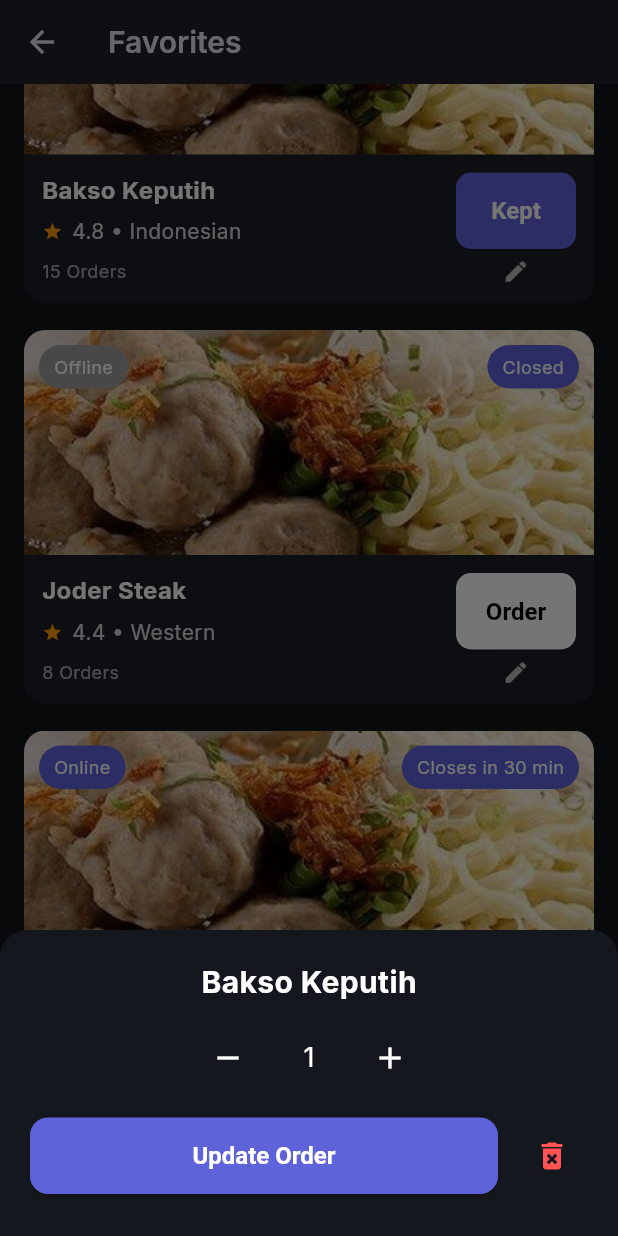
After one commit to Heeeevi/Jastip-Tekber, a Flutter app: the FavoritesScreen screen opened by its route, scrolled down 115 dp, after a tap on "Order", after a tap on the "edit" icon, on a phone screen of 412 x 824 dp. The commit adds this screen. Run offline on Flutter 3.47's test engine with Material 3 defaults, Android fonts, the phone set to English and light mode, and no system bars; our stand-ins replace google_fonts.

Commit message:
tiara favorites_screen up

```diff
--- a/lib/main.dart
+++ b/lib/main.dart
@@ -4,6 +4,8 @@ import 'screens/login_screen.dart';
 import 'screens/sign_up_screen.dart';
 import 'screens/home_screen.dart';
 import 'screens/orders_screen.dart';
+import 'screens/favorites_screen.dart';
+
 
 void main() {
   runApp(const JasTipApp());
@@ -55,6 +57,7 @@ class JasTipApp extends StatelessWidget {
         '/signup': (_) => const SignUpScreen(),
         '/home': (_) => const HomeScreen(),
         '/orders': (_) => const OrdersScreen(),
+        '/favorites': (_) => const FavoritesScreen(),
       },
     );
   }
--- /dev/null
+++ b/lib/screens/favorites_screen.dart
@@ -0,0 +1,536 @@
+import 'package:flutter/material.dart';
+
+class FavoritesScreen extends StatefulWidget {
+  const FavoritesScreen({super.key});
+
+  @override
+  State<FavoritesScreen> createState() => _FavoritesScreenState();
+}
+
+class _FavoritesScreenState extends State<FavoritesScreen> {
+  int currentIndex = 2;
+
+  final List<Map<String, dynamic>> favorites = [
+    {
+      "name": "Bakso Keputih",
+      "rating": "4.8",
+      "category": "Indonesian",
+      "status": "Online",
+      "orders": "15 Orders",
+      "close": "Closes in 45 min",
+      "price": 25000,
+      "image": "assets/images/bakso.jpeg",
+    },
+    {
+      "name": "Joder Steak",
+      "rating": "4.4",
+      "category": "Western",
+      "status": "Offline",
+      "orders": "8 Orders",
+      "close": "Closed",
+      "price": 34000,
+      "image": "assets/images/bakso.jpeg",
+    },
+    {
+      "name": "Mie Korea Hot",
+      "rating": "4.9",
+      "category": "Korean",
+      "status": "Online",
+      "orders": "22 Orders",
+      "close": "Closes in 30 min",
+      "price": 28000,
+      "image": "assets/images/bakso.jpeg",
+    },
+  ];
+
+  late List<bool> ordered;
+  late List<int> qty;
+
+  int totalPrice = 0;
+  int keptItems = 0;
+
+  @override
+  void initState() {
+    super.initState();
+    ordered = List.generate(favorites.length, (_) => false);
+    qty = List.generate(favorites.length, (_) => 0);
+    _recalcTotals();
+  }
+
+  void _onBottomTap(int index) {
+    if (index == currentIndex) return;
+    switch (index) {
+      case 0:
+        Navigator.pushReplacementNamed(context, '/home');
+        break;
+      case 1:
+        Navigator.pushReplacementNamed(context, '/orders');
+        break;
+      case 2:
+        break;
+      case 3:
+        // no chat route yet
+        break;
+    }
+  }
+
+  // ALWAYS recalc totals from qty to avoid incremental mismatch bugs
+  void _recalcTotals() {
+    int t = 0;
+    int k = 0;
+    for (int i = 0; i < favorites.length; i++) {
+      t += (qty[i] * (favorites[i]['price'] as int));
+      if (qty[i] > 0) k++;
+      ordered[i] = qty[i] > 0;
+    }
+    setState(() {
+      totalPrice = t;
+      keptItems = k;
+    });
+  }
+
+  // quick add: user taps Order button -> add 1 directly (keeps)
+  void _quickAdd(int index) {
+    qty[index] += 1;
+    _recalcTotals();
+  }
+
+  // adjust qty by delta (positive or negative)
+  void _changeQty(int index, int delta) {
+    qty[index] = (qty[index] + delta).clamp(0, 999);
+    _recalcTotals();
+  }
+
+  // remove entire item from cart
+  void _removeItem(int index) {
+    qty[index] = 0;
+    _recalcTotals();
+  }
+
+  // Popup to set quantity / update / remove single item
+  void _showItemPopup(int index) {
+    final item = favorites[index];
+    int localQty = qty[index];
+
+    showModalBottomSheet(
+      context: context,
+      isScrollControlled: true,
+      backgroundColor: const Color(0xFF14171D),
+      shape: const RoundedRectangleBorder(
+        borderRadius: BorderRadius.vertical(top: Radius.circular(18)),
+      ),
+      builder: (ctx) {
+        return StatefulBuilder(builder: (ctxLocal, setLocal) {
+          return Padding(
+            padding: EdgeInsets.only(
+              left: 20,
+              right: 20,
+              top: 20,
+              bottom: MediaQuery.of(ctx).viewInsets.bottom + 20,
+            ),
+            child: Column(
+              mainAxisSize: MainAxisSize.min,
+              children: [
+                Text(item['name'],
+                    style: const TextStyle(
+                        fontSize: 20,
+                        fontWeight: FontWeight.bold,
+                        color: Colors.white)),
+                const SizedBox(height: 12),
+                Row(
+                  mainAxisAlignment: MainAxisAlignment.center,
+                  children: [
+                    IconButton(
+                      onPressed: () {
+                        if (localQty > 0) setLocal(() => localQty--);
+                      },
+                      icon: const Icon(Icons.remove, color: Colors.white),
+                    ),
+                    Container(
+                      width: 60,
+                      alignment: Alignment.center,
+                      child: Text(localQty.toString(),
+                          style:
+                              const TextStyle(fontSize: 18, color: Colors.white)),
+                    ),
+                    IconButton(
+                      onPressed: () => setLocal(() => localQty++),
+                      icon: const Icon(Icons.add, color: Colors.white),
+                    ),
+                  ],
+                ),
+                const SizedBox(height: 16),
+                Row(
+                  children: [
+                    Expanded(
+                      child: ElevatedButton(
+                        onPressed: () {
+                          // compute diff and apply
+                          final diff = localQty - qty[index];
+                          if (diff > 0) {
+                            _changeQty(index, diff);
+                          } else if (diff < 0) {
+                            _changeQty(index, diff); // delta negative OK
+                          }
+                          Navigator.of(ctx).pop();
+                        },
+                        style: ElevatedButton.styleFrom(
+                          backgroundColor: const Color(0xFF5F63D9),
+                          minimumSize: const Size(double.infinity, 48),
+                          shape: RoundedRectangleBorder(
+                              borderRadius: BorderRadius.circular(12)),
+                        ),
+                        child: Text(
+                          qty[index] == 0 ? 'Add to Order' : 'Update Order',
+                          style: const TextStyle(
+                              fontSize: 16, fontWeight: FontWeight.w600),
+                        ),
+                      ),
+                    ),
+                    const SizedBox(width: 12),
+                    if (qty[index] > 0)
+                      IconButton(
+                        onPressed: () {
+                          _removeItem(index);
+                          Navigator.of(ctx).pop();
+                        },
+                        icon: const Icon(Icons.delete_forever,
+                            color: Colors.redAccent),
+                      )
+                  ],
+                ),
+                const SizedBox(height: 8),
+              ],
+            ),
+          );
+        });
+      },
+    );
+  }
+
+  // Cart popup (draggable, shows items, supports delete & qty +/-)
+  void _showCartPopup() {
+    showModalBottomSheet(
+      context: context,
+      isScrollControlled: true,
+      backgroundColor: const Color(0xFF14171D),
+      shape: const RoundedRectangleBorder(
+        borderRadius: BorderRadius.vertical(top: Radius.circular(18)),
+      ),
+      builder: (ctx) {
+        return DraggableScrollableSheet(
+          expand: false,
+          initialChildSize: 0.55,
+          minChildSize: 0.3,
+          maxChildSize: 0.95,
+          builder: (_, controller) {
+            return StatefulBuilder(builder: (contextLocal, setLocal) {
+              // build list of indices currently in cart
+              final cartIndexes = <int>[];
+              for (int i = 0; i < favorites.length; i++) {
+                if (qty[i] > 0) cartIndexes.add(i);
+              }
+
+              return Container(
+                padding: const EdgeInsets.symmetric(horizontal: 18, vertical: 14),
+                child: Column(
+                  children: [
+                    Container(
+                      width: 60,
+                      height: 6,
+                      decoration: BoxDecoration(
+                        color: Colors.white24,
+                        borderRadius: BorderRadius.circular(12),
+                      ),
+                    ),
+                    const SizedBox(height: 12),
+                    const Text("Your Cart",
+                        style: TextStyle(
+                            color: Colors.white,
+                            fontSize: 18,
+                            fontWeight: FontWeight.bold)),
+                    const SizedBox(height: 12),
+                    Expanded(
+                      child: cartIndexes.isEmpty
+                          ? const Center(
+                              child: Text("No items in cart",
+                                  style: TextStyle(color: Colors.white70)))
+                          : ListView.builder(
+                              controller: controller,
+                              itemCount: cartIndexes.length,
+                              itemBuilder: (_, idx) {
+                                final i = cartIndexes[idx];
+                                final it = favorites[i];
+                                return Container(
+                                  margin: const EdgeInsets.only(bottom: 12),
+                                  padding: const EdgeInsets.all(8),
+                                  decoration: BoxDecoration(
+                                    color: const Color(0xFF1C1F26),
+                                    borderRadius: BorderRadius.circular(10),
+                                  ),
+                                  child: Row(
+                                    children: [
+                                      ClipRRect(
+                                        borderRadius: BorderRadius.circular(8),
+                                        child: Image.asset(
+                                          it['image'],
+                                          width: 56,
+                                          height: 56,
+                                          fit: BoxFit.cover,
+                                          errorBuilder: (_, __, ___) =>
+                                              Container(width:56, height:56, color: Colors.grey),
+                                        ),
+                                      ),
+                                      const SizedBox(width: 12),
+                                      Expanded(
+                                        child: Column(
+                                          crossAxisAlignment: CrossAxisAlignment.start,
+                                          children: [
+                                            Text(it['name'],
+                                                style: const TextStyle(
+                                                    color: Colors.white)),
+                                            const SizedBox(height: 6),
+                                            Text("Rp ${it['price']}",
+                                                style: const TextStyle(
+                                                    color: Colors.white70,
+                                                    fontSize: 12)),
+                                          ],
+                                        ),
+                                      ),
+                                      // qty controls
+                                      Row(
+                                        children: [
+                                          IconButton(
+                                            icon: const Icon(Icons.remove, color: Colors.white),
+                                            onPressed: () {
+                                              if (qty[i] > 0) {
+                                                _changeQty(i, -1);
+                                                setLocal(() {});
+                                              }
+                                            },
+                                          ),
+                                          Text('${qty[i]}',
+                                              style: const TextStyle(color: Colors.white)),
+                                          IconButton(
+                                            icon: const Icon(Icons.add, color: Colors.white),
+                                            onPressed: () {
+                                              _changeQty(i, 1);
+                                              setLocal(() {});
+                                            },
+                                          ),
+                                          IconButton(
+                                            icon: const Icon(Icons.delete, color: Colors.redAccent),
+                                            onPressed: () {
+                                              _removeItem(i);
+                                              setLocal(() {});
+                                            },
+                                          ),
+                                        ],
+                                      ),
+                                    ],
+                                  ),
+                                );
+                              },
+                            ),
+                    ),
+                    const SizedBox(height: 12),
+                    Row(
+                      mainAxisAlignment: MainAxisAlignment.spaceBetween,
+                      children: [
+                        Text("${keptItems} item(s)",
+                            style: const TextStyle(color: Colors.white70)),
+                        Text("Rp $totalPrice",
+                            style: const TextStyle(
+                                color: Colors.white,
+                                fontSize: 16,
+                                fontWeight: FontWeight.bold)),
+                      ],
+                    ),
+                    const SizedBox(height: 12),
+                    SizedBox(
+                      width: double.infinity,
+                      child: ElevatedButton(
+                        onPressed: cartIndexes.isEmpty
+                            ? null
+                            : () {
+                                Navigator.of(context).pop();
+                                // mock place order
+                                ScaffoldMessenger.of(context).showSnackBar(
+                                  const SnackBar(content: Text('Order placed (mock)')),
+                                );
+                                // reset
+                                setState(() {
+                                  for (int j = 0; j < qty.length; j++) {
+                                    qty[j] = 0;
+                                    ordered[j] = false;
+                                  }
+                                  _recalcTotals();
+                                });
+                              },
+                        style: ElevatedButton.styleFrom(
+                          backgroundColor: const Color(0xFF5F63D9),
+                          padding: const EdgeInsets.symmetric(vertical: 14),
+                          shape: RoundedRectangleBorder(
+                              borderRadius: BorderRadius.circular(12)),
+                        ),
+                        child: Text('Checkout Rp $totalPrice',
+                            style: const TextStyle(
+                                fontSize: 16, fontWeight: FontWeight.w600)),
+                      ),
+                    ),
+                  ],
+                ),
+              );
+            });
+          },
+        );
+      },
+    );
+  }
+
+  PreferredSizeWidget _topBar() => AppBar(
+        backgroundColor: Colors.transparent,
+        elevation: 0,
+        title: const Text("Favorites",
+            style: TextStyle(fontSize: 20, fontWeight: FontWeight.w600)),
+      );
+
+  Widget _favoriteCard(int index) {
+    final item = favorites[index];
+    final isOrdered = ordered[index];
+
+    return Container(
+      margin: const EdgeInsets.only(bottom: 18),
+      decoration: BoxDecoration(
+        color: const Color(0xFF1C1F26),
+        borderRadius: BorderRadius.circular(14),
+      ),
+      child: Column(
+        children: [
+          // Image and badges
+          Stack(
+            children: [
+              ClipRRect(
+                borderRadius: const BorderRadius.vertical(top: Radius.circular(14)),
+                child: Image.asset(
+                  item["image"],
+                  width: double.infinity,
+                  height: 150,
+                  fit: BoxFit.cover,
+                  errorBuilder: (_, __, ___) => Container(height:150, color: Colors.grey),
+                ),
+              ),
+              Positioned(
+                top: 10,
+                left: 10,
+                child: Container(
+                  padding: const EdgeInsets.symmetric(horizontal: 10, vertical: 6),
+                  decoration: BoxDecoration(
+                      color: item['status'] == 'Online' ? const Color(0xFF5F63D9) : Colors.grey,
+                      borderRadius: BorderRadius.circular(20)),
+                  child: Text(item['status'], style: const TextStyle(color: Colors.white, fontSize: 12)),
+                ),
+              ),
+              Positioned(
+                top: 10,
+                right: 10,
+                child: Container(
+                  padding: const EdgeInsets.symmetric(horizontal: 10, vertical: 6),
+                  decoration: BoxDecoration(
+                      color: const Color(0xFF5F63D9), borderRadius: BorderRadius.circular(20)),
+                  child: Text(item['close'], style: const TextStyle(color: Colors.white, fontSize: 12)),
+                ),
+              ),
+            ],
+          ),
+
+          // Info row + order button + small edit icon
+          Padding(
+            padding: const EdgeInsets.symmetric(horizontal: 12, vertical: 12),
+            child: Row(
+              children: [
+                Expanded(
+                  child: Column(crossAxisAlignment: CrossAxisAlignment.start, children: [
+                    Text(item['name'], style: const TextStyle(color: Colors.white, fontSize: 16, fontWeight: FontWeight.w700)),
+                    const SizedBox(height: 6),
+                    Row(children: [
+                      const Icon(Icons.star, color: Colors.orange, size: 14),
+                      const SizedBox(width: 6),
+                      Text("${item['rating']} • ${item['category']}", style: TextStyle(color: Colors.white.withOpacity(0.8))),
+                    ]),
+                    const SizedBox(height: 8),
+                    Text(item['orders'], style: TextStyle(color: Colors.white.withOpacity(0.6), fontSize: 12)),
+                  ]),
+                ),
+
+                // Quick add button (tap to add 1, long-press to open popup)
+                Column(
+                  children: [
+                    ElevatedButton(
+                      onPressed: () => _quickAdd(index),
+                      onLongPress: () => _showItemPopup(index),
+                      style: ElevatedButton.styleFrom(
+                        backgroundColor: isOrdered ? const Color(0xFF5F63D9) : Colors.white,
+                        foregroundColor: isOrdered ? Colors.white : Colors.black,
+                        minimumSize: const Size(80, 40),
+                        shape: RoundedRectangleBorder(borderRadius: BorderRadius.circular(10)),
+                      ),
+                      child: Text(isOrdered ? 'Kept' : 'Order'),
+                    ),
+                    const SizedBox(height: 6),
+                    GestureDetector(
+                      onTap: () => _showItemPopup(index),
+                      child: const Icon(Icons.edit, size: 18, color: Colors.white70),
+                    ),
+                  ],
+                ),
+              ],
+            ),
+          ),
+        ],
+      ),
+    );
+  }
+
+  @override
+  Widget build(BuildContext context) {
+    return Scaffold(
+      backgroundColor: const Color(0xFF111418),
+      appBar: _topBar(),
+      body: ListView.builder(
+        padding: const EdgeInsets.symmetric(horizontal: 16, vertical: 12),
+        itemCount: favorites.length,
+        itemBuilder: (_, i) => _favoriteCard(i),
+      ),
+      bottomSheet: keptItems > 0
+          ? GestureDetector(
+              onTap: _showCartPopup,
+              child: Container(
+                width: double.infinity,
+                color: const Color(0xFF5F63D9),
+                padding: const EdgeInsets.symmetric(vertical: 14, horizontal: 20),
+                child: Text(
+                  "$keptItems item(s) • Rp $totalPrice — View Order",
+                  textAlign: TextAlign.center,
+                  style: const TextStyle(color: Colors.white, fontSize: 17, fontWeight: FontWeight.w600),
+                ),
+              ),
+            )
+          : null,
+      bottomNavigationBar: BottomNavigationBar(
+        currentIndex: currentIndex,
+        onTap: _onBottomTap,
+        backgroundColor: const Color(0xFF14171D),
+        selectedItemColor: const Color(0xFF5F63D9),
+        unselectedItemColor: Colors.white54,
+        type: BottomNavigationBarType.fixed,
+        items: const [
+          BottomNavigationBarItem(icon: Icon(Icons.home), label: "Home"),
+          BottomNavigationBarItem(icon: Icon(Icons.receipt_long), label: "Orders"),
+          BottomNavigationBarItem(icon: Icon(Icons.favorite), label: "Favorites"),
+          BottomNavigationBarItem(icon: Icon(Icons.chat_bubble_outline), label: "Chat"),
+        ],
+      ),
+    );
+  }
+}
```
Also changed, not shown: lib/screens/home_screen.dart (+27 -7 lines), lib/screens/orders_screen.dart (+9 -0 lines), assets/images/bakso.jpeg (added).
